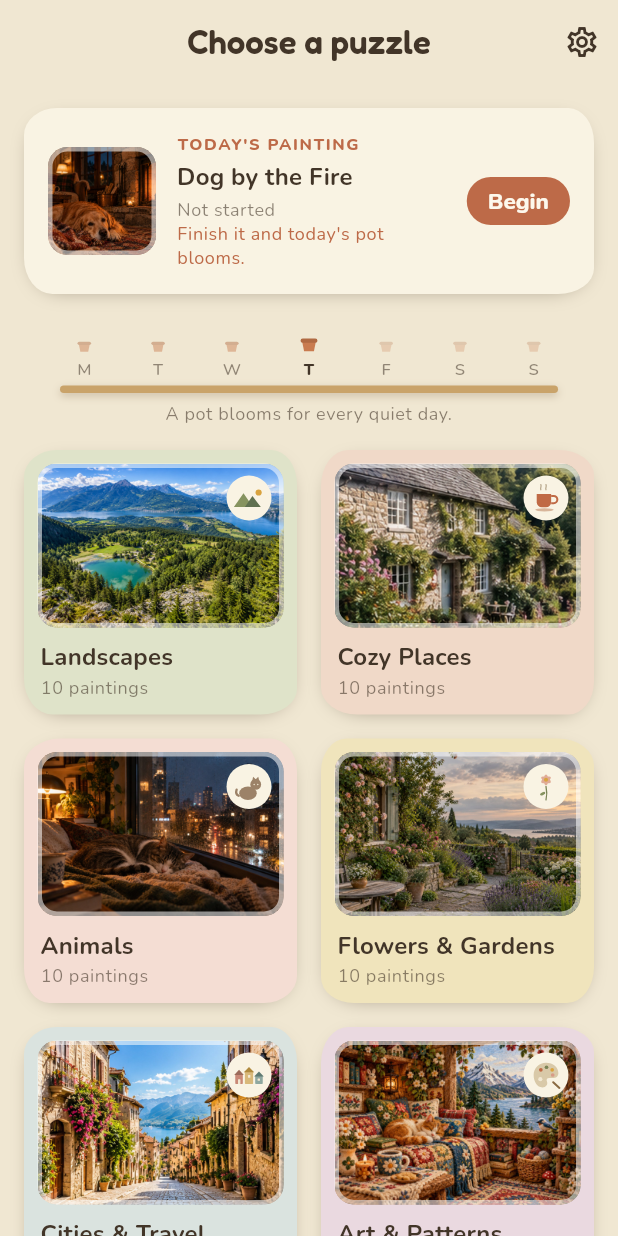
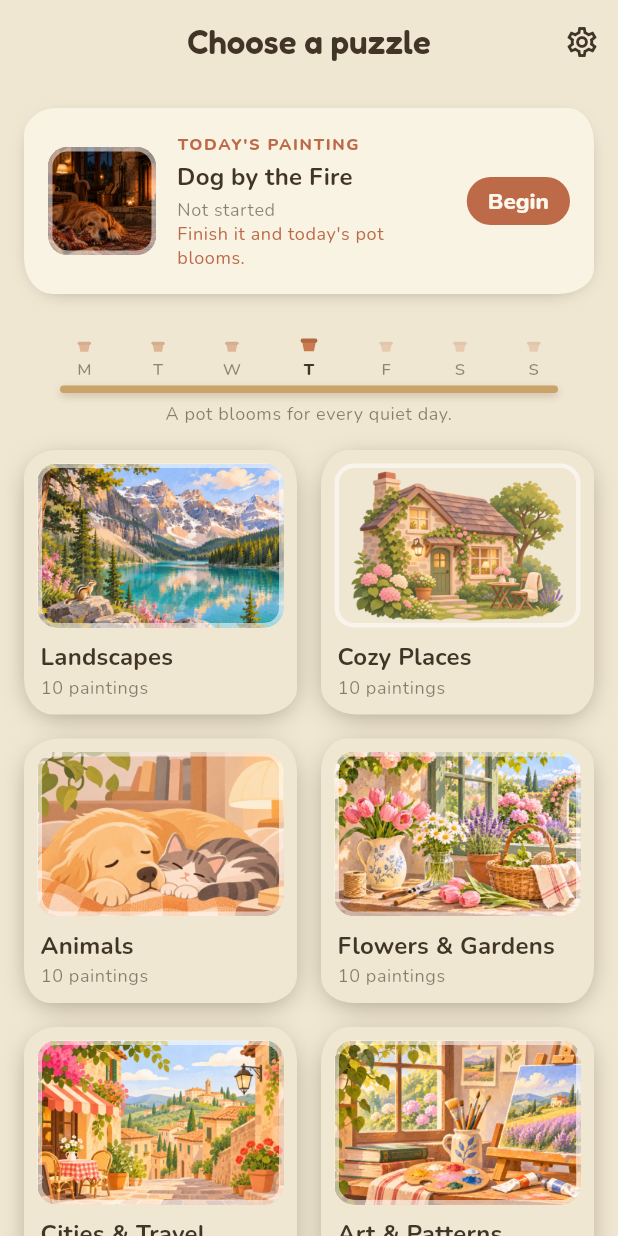
Before and after one commit to lexy5251/jigsaw-puzzle-game, a Flutter app: the screen it shows after launch, on a phone screen of 412 x 824 dp. Run offline on Flutter 3.47's test engine with Material 3 defaults, Android fonts, the phone set to English and light mode, and no system bars; our stand-ins replace shared_preferences; missing offline and left inert: flame, flame_audio.

Commit message:
Add dedicated category covers and redesign the daily completion checkmark.

```diff
--- a/lib/daily_puzzle_card.dart
+++ b/lib/daily_puzzle_card.dart
@@ -69,7 +69,7 @@ class DailyPuzzleCard extends StatelessWidget {
               ? Column(
                   crossAxisAlignment: CrossAxisAlignment.stretch,
                   children: [
-                    _info(theme, trailing: doneToday ? _doneIcon(theme) : null),
+                    _info(theme, trailing: doneToday ? _doneMarker() : null),
                     if (action != null) ...[
                       const SizedBox(height: 10),
                       Align(alignment: Alignment.centerRight, child: action),
@@ -78,15 +78,22 @@ class DailyPuzzleCard extends StatelessWidget {
                 )
               : _info(
                   theme,
-                  trailing: doneToday ? _doneIcon(theme) : action,
+                  trailing: doneToday ? _doneMarker() : action,
                 ),
         ),
       ),
     );
   }
 
-  Widget _doneIcon(ThemeData theme) =>
-      Icon(Icons.check_circle, color: theme.colorScheme.secondary);
+  /// Today's pot, bloomed — the rule line ("Finish it and today's pot
+  /// blooms.") coming true on the card itself, echoing the windowsill
+  /// below (owner ruling, UI-2).
+  // The label keeps the done state in the card's merged screen-reader
+  // utterance now that no visible text carries it.
+  Widget _doneMarker() => Semantics(
+    label: 'Done today',
+    child: const MascotArt(StudioMascot.cactus, height: 40),
+  );
 
   Widget _info(ThemeData theme, {required Widget? trailing}) {
     return Row(
@@ -123,9 +130,12 @@ class DailyPuzzleCard extends StatelessWidget {
                 overflow: TextOverflow.ellipsis,
                 style: theme.textTheme.titleMedium,
               ),
+              // The done state has no status text: the bloomed pot alone
+              // marks it (owner ruling, UI-2 follow-up).
+              if (!doneToday) ...[
                 const SizedBox(height: 2),
                 Text(_statusText(), style: theme.textTheme.bodySmall),
-              if (!doneToday && bloomsToday)
+                if (bloomsToday)
                   // The rule players otherwise trip over: only this painting
                   // blooms a pot.
                   Text(
@@ -135,6 +145,7 @@ class DailyPuzzleCard extends StatelessWidget {
                     ),
                   ),
               ],
+            ],
           ),
         ),
         if (trailing != null) ...[const SizedBox(width: 8), trailing],
@@ -142,13 +153,9 @@ class DailyPuzzleCard extends StatelessWidget {
     );
   }
 
-  /// The e2e tests assert on these texts.
-  String _statusText() {
-    if (doneToday) {
-      return 'Done today ✓';
-    }
-    return inProgress ? 'In progress' : 'Not started';
-  }
+  /// The e2e tests assert on these texts. There is no done text: the
+  /// bloomed pot alone marks a finished day.
+  String _statusText() => inProgress ? 'In progress' : 'Not started';
 }
 
 /// The streak, demoted to ambient decor: the current week as a small row of
--- a/lib/puzzle_catalog.dart
+++ b/lib/puzzle_catalog.dart
@@ -10,6 +10,13 @@ class PuzzleCategory {
   final String id;
   final String title;
 }
+
+/// Owner-made cover art for a category's card on the main page. These live
+/// outside the catalog on purpose: covers never enter the game (owner
+/// ruling, UI-3). A category without a cover file falls back to its first
+/// catalog painting at the call site.
+String categoryCoverPath(String categoryId) =>
+    'assets/covers/$categoryId.jpg';
 
 class PuzzleImage {
   const PuzzleImage({
--- a/lib/puzzle_select_screen.dart
+++ b/lib/puzzle_select_screen.dart
@@ -1,9 +1,10 @@
 // Puzzle selection overview:
 // 1. A "Today's painting" card on top shows the daily puzzle with the
 //    streak windowsill — a pot blooms for every day the daily was finished.
-// 2. Below it, one painted card per themed category (accent, mascot,
-//    painting count); categories with no images yet are hidden. Tapping a
-//    card opens that category's own screen with its puzzle grid.
+// 2. Below it, one painted card per themed category (owner-made cover art
+//    from assets/covers/, accent tint, painting count); categories with no
+//    images yet are hidden. Tapping a card opens that category's own
+//    screen with its puzzle grid.
 // 3. Starting a puzzle (daily card or category screen) goes through the
 //    shared size-sheet flow in puzzle_launcher.dart.
 
@@ -21,7 +22,6 @@ import 'puzzle_catalog.dart';
 import 'puzzle_launcher.dart';
 import 'puzzle_save.dart';
 import 'settings_screen.dart';
-import 'studio_mascots.dart';
 import 'studio_surfaces.dart';
 import 'studio_theme.dart';
 
@@ -238,31 +238,8 @@ class _PuzzleSelectScreenState extends State<PuzzleSelectScreen>
   }
 }
 
-/// The category's mascot on a small painted disc over the cover's corner.
-class _MascotChip extends StatelessWidget {
-  const _MascotChip({required this.mascot});
-
-  final StudioMascot mascot;
-
-  @override
-  Widget build(BuildContext context) {
-    return Container(
-      // A fixed disc, so wide mascots (mountains, houses) and tall ones
-      // (daisy) all read as the same-size chip; FittedBox scales each into it.
-      width: 30,
-      height: 30,
-      padding: const EdgeInsets.all(4),
-      decoration: BoxDecoration(
-        color: Theme.of(context).colorScheme.surface,
-        shape: BoxShape.circle,
-      ),
-      child: FittedBox(child: MascotArt(mascot, height: 64)),
-    );
-  }
-}
-
-/// One tappable collection on the home screen: cover painting, mascot
-/// chip, title, count.
+/// One tappable collection on the home screen: cover painting, title,
+/// count. No corner mascot chip — the owner ruled it clutter (UI-3).
 class _CategoryCard extends StatelessWidget {
   const _CategoryCard({
     required this.category,
@@ -279,15 +256,15 @@ class _CategoryCard extends StatelessWidget {
 
   @override
   Widget build(BuildContext context) {
-    final style = categoryStyleFor(category.id);
     final images = imagesInCategory(category.id);
-    // The first catalog image is the cover: stable between visits, so
-    // players can find a collection by its picture, and curated simply by
-    // ordering the catalog.
-    final cover = images.first;
     return PaintedCard(
       variant: variant,
-      color: style.tint,
+      // One background for every card — the wallpaper color; the shadow
+      // alone makes it read as a card, so it runs a touch deeper here
+      // (owner ruling, UI-3 follow-up: the per-category tints are gone
+      // on the main page).
+      color: StudioColors.ground,
+      shadow: PaintedCard.groundShadow,
       onTap: onOpen,
       padding: const EdgeInsets.fromLTRB(9, 9, 9, 10),
       child: Semantics(
@@ -299,23 +276,23 @@ class _CategoryCard extends StatelessWidget {
           children: [
             AspectRatio(
               aspectRatio: 3 / 2,
-              child: Stack(
-                fit: StackFit.expand,
-                children: [
-                  FramedArt(
-                    child: Image.asset(
-                      cover.assetPath,
-                      fit: BoxFit.cover,
-                      // Decode smaller previews to reduce memory use.
-                      cacheWidth: 640,
-                    ),
+              child: FramedArt(
+                // The owner-made cover for this category (UI-3 ruling: the
+                // "first catalog image" covers didn't sell the categories).
+                child: Image.asset(
+                  categoryCoverPath(category.id),
+                  fit: BoxFit.cover,
+                  // Decode smaller previews to reduce memory use.
+                  cacheWidth: 640,
+                  // A category without a cover file yet (e.g. a freshly
+                  // added one) degrades to the old rule: first catalog
+                  // painting.
+                  errorBuilder: (context, _, _) => Image.asset(
+                    images.first.assetPath,
+                    fit: BoxFit.cover,
+                    cacheWidth: 640,
                   ),
-                  Positioned(
-                    top: 8,
-                    right: 8,
-                    child: _MascotChip(mascot: mascotForCategory(category.id)),
-                  ),
-                ],
+                ),
               ),
             ),
             Padding(
--- a/lib/studio_surfaces.dart
+++ b/lib/studio_surfaces.dart
@@ -47,12 +47,33 @@ class PaintedCard extends StatelessWidget {
     this.variant = 0,
     this.onTap,
     this.padding,
+    this.shadow = softShadow,
     required this.child,
   });
+
+  /// Mockup: 0 3px 10px -5px rgba(40,25,10,.35) — warm, not gray.
+  static const softShadow = BoxShadow(
+    color: StudioColors.cardShadow,
+    offset: Offset(0, 3),
+    blurRadius: 10,
+    spreadRadius: -5,
+  );
+
+  /// A touch deeper, for cards whose fill matches the wallpaper and whose
+  /// edge therefore only exists as shadow (the category cards).
+  static const groundShadow = BoxShadow(
+    color: StudioColors.cardShadow,
+    offset: Offset(0, 4),
+    blurRadius: 14,
+    spreadRadius: -3,
+  );
 
   /// Fill color; defaults to the theme's linen surface. Ground variants
   /// (blush, moss) come from `StudioColors`.
   final Color? color;
+
+  /// The card's drop shadow; [softShadow] unless the context needs more.
+  final BoxShadow shadow;
 
   /// Picks one of the corner presets. Pass a grid/list index so adjacent
   /// cards get different silhouettes.
@@ -69,18 +90,7 @@ class PaintedCard extends StatelessWidget {
         ? child
         : Padding(padding: padding!, child: child);
     return DecoratedBox(
-      decoration: BoxDecoration(
-        borderRadius: radius,
-        // Mockup: 0 3px 10px -5px rgba(40,25,10,.35) — warm, not gray.
-        boxShadow: const [
-          BoxShadow(
-            color: StudioColors.cardShadow,
-            offset: Offset(0, 3),
-            blurRadius: 10,
-            spreadRadius: -5,
-          ),
-        ],
-      ),
+      decoration: BoxDecoration(borderRadius: radius, boxShadow: [shadow]),
       child: Material(
         color: color ?? Theme.of(context).colorScheme.surface,
         shape: RoundedRectangleBorder(borderRadius: radius),
--- a/pubspec.yaml
+++ b/pubspec.yaml
@@ -62,6 +62,7 @@ flutter:
 
   assets:
     - assets/audio/
+    - assets/covers/
     - assets/images/
     - assets/images/landscapes/
     - assets/images/cozy/
```
Also changed, not shown: assets/covers/animals.jpg (added), assets/covers/art.jpg (added), assets/covers/cities.jpg (added), assets/covers/cozy.jpg (added), assets/covers/flowers.jpg (added), assets/covers/landscapes.jpg (added), 2 other files. Lines whose indentation alone changed are shown as unchanged.
